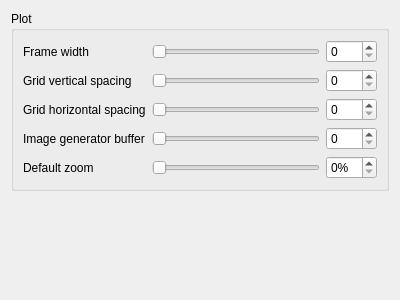
This is config/plotwidget.ui in akupiec/specttt as Qt 5 draws it before an edit. The edited form follows.
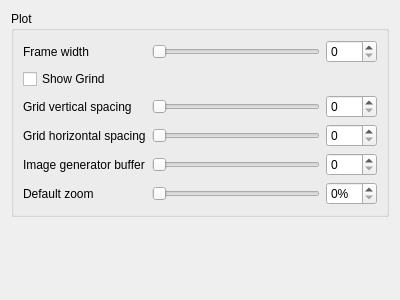
This is the edited form.

Commit message: grind in plot update

```diff
--- a/config/plotwidget.ui
+++ b/config/plotwidget.ui
@@ -20,21 +20,21 @@
       <string>Plot</string>
      </property>
      <layout class="QGridLayout" name="gridLayout_2">
-      <item row="4" column="0">
+      <item row="6" column="0">
        <widget class="QLabel" name="zoomLabel">
         <property name="text">
          <string>Default zoom</string>
         </property>
        </widget>
       </item>
-      <item row="1" column="0">
+      <item row="2" column="0">
        <widget class="QLabel" name="gridVerticalSpaceLabel">
         <property name="text">
          <string>Grid vertical spacing</string>
         </property>
        </widget>
       </item>
-      <item row="3" column="0">
+      <item row="5" column="0">
        <widget class="QLabel" name="imgGeneratorBufferLabel">
         <property name="text">
          <string>Image generator buffer</string>
@@ -44,14 +44,14 @@
       <item row="0" column="3">
        <widget class="QSpinBox" name="frameWidthSpinBox"/>
       </item>
-      <item row="2" column="0">
+      <item row="3" column="0">
        <widget class="QLabel" name="gridHorizontalSpaceLabel">
         <property name="text">
          <string>Grid horizontal spacing</string>
         </property>
        </widget>
       </item>
-      <item row="1" column="3">
+      <item row="2" column="3">
        <widget class="QSpinBox" name="gridVerticalSpinBox"/>
       </item>
       <item row="0" column="2">
@@ -68,47 +68,54 @@
         </property>
        </widget>
       </item>
-      <item row="2" column="3">
-       <widget class="QSpinBox" name="gridHorizontalSpinBox"/>
-      </item>
       <item row="3" column="3">
+       <widget class="QSpinBox" name="gridHorizontalSpinBox"/>
+      </item>
+      <item row="5" column="3">
        <widget class="QSpinBox" name="imgGeneratorBufferSpinBox"/>
       </item>
-      <item row="2" column="2">
+      <item row="3" column="2">
        <widget class="QSlider" name="gridHorizontalSlider">
         <property name="orientation">
          <enum>Qt::Horizontal</enum>
         </property>
        </widget>
       </item>
-      <item row="1" column="2">
+      <item row="2" column="2">
        <widget class="QSlider" name="gridVerticalSlider">
         <property name="orientation">
          <enum>Qt::Horizontal</enum>
         </property>
        </widget>
       </item>
-      <item row="3" column="2">
+      <item row="5" column="2">
        <widget class="QSlider" name="imgGeneratorBufferSlider">
         <property name="orientation">
          <enum>Qt::Horizontal</enum>
         </property>
        </widget>
       </item>
-      <item row="4" column="2">
+      <item row="6" column="2">
        <widget class="QSlider" name="zoomSlider">
         <property name="orientation">
          <enum>Qt::Horizontal</enum>
         </property>
        </widget>
       </item>
-      <item row="4" column="3">
+      <item row="6" column="3">
        <widget class="QSpinBox" name="zoomSpinBox">
         <property name="suffix">
          <string>%</string>
         </property>
        </widget>
       </item>
+      <item row="1" column="0">
+       <widget class="QCheckBox" name="gridVisibilityCheckBox">
+        <property name="text">
+         <string>Show Grind</string>
+        </property>
+       </widget>
+      </item>
      </layout>
     </widget>
    </item>
```
The commit also changes 6 other files.
